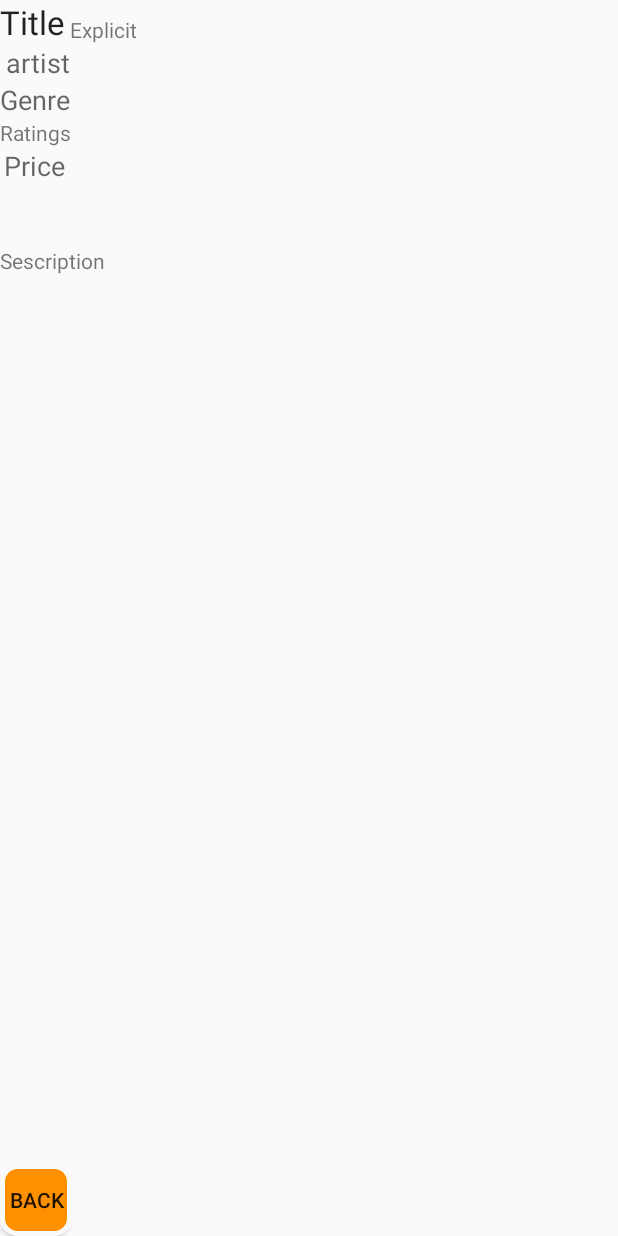
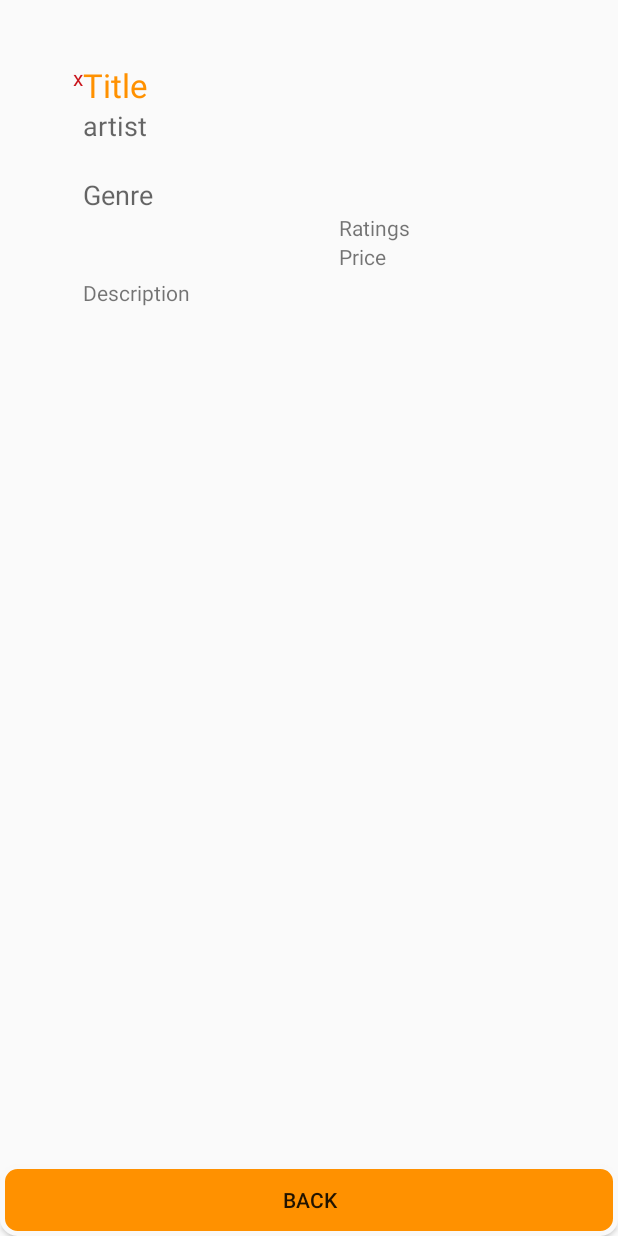
Before and after one commit to jorgeavaldez/cse3345-final, an Android app: the layout music_advanced.xml on its own in the app's theme, with its tools: preview values and no code run, on a phone screen of 412 x 824 dp. Run offline under Robolectric (Android 15) with nearby library versions, the phone set to English and light mode, and no system bars.

Commit message:
change the single view layout

```diff
--- a/app/src/main/res/layout/music_advanced.xml
+++ b/app/src/main/res/layout/music_advanced.xml
@@ -20,7 +20,7 @@
             android:text="artist"
             android:id="@+id/artist_music"
             android:layout_below="@+id/title_music"
-            android:layout_toStartOf="@+id/explicit_music" />
+            android:layout_alignStart="@+id/title_music" />
 
         <TextView
             android:layout_width="wrap_content"
@@ -28,42 +28,38 @@
             android:textAppearance="?android:attr/textAppearanceLarge"
             android:text="Title"
             android:id="@+id/title_music"
-            android:layout_alignParentTop="true"
-            android:layout_alignParentStart="true" />
+            android:textColor="@color/colorAccent"
+            android:layout_alignTop="@+id/explicit_music"
+            android:layout_alignStart="@+id/genre_music" />
 
         <TextView
             android:layout_width="wrap_content"
             android:layout_height="wrap_content"
             android:textAppearance="?android:attr/textAppearanceSmall"
-            android:text="Explicit"
+            android:text="x"
             android:id="@+id/explicit_music"
-            android:layout_above="@+id/artist_music"
-            android:layout_toEndOf="@+id/genre_music" />
+            android:layout_alignTop="@+id/picture_music"
+            android:layout_toStartOf="@+id/title_music"
+            android:textColor="#C9151C"
+            android:textIsSelectable="true" />
 
-        <TextView
-            android:layout_width="wrap_content"
-            android:layout_height="wrap_content"
-            android:textAppearance="?android:attr/textAppearanceMedium"
-            android:text="Price"
-            android:id="@+id/price_music"
-            android:layout_below="@+id/rating_music"
-            android:layout_alignEnd="@+id/title_music" />
         <TextView
             android:layout_width="wrap_content"
             android:layout_height="wrap_content"
             android:text="Ratings"
             android:id="@+id/rating_music"
-            android:layout_below="@+id/genre_music"
-            android:layout_alignParentStart="true" />
+            android:layout_below="@+id/picture_music"
+            android:layout_alignStart="@+id/picture_music" />
 
         <TextView
             android:layout_width="wrap_content"
             android:layout_height="wrap_content"
-            android:text="Sescription"
+            android:text="Description"
             android:id="@+id/description_music"
-            android:layout_marginTop="41dp"
-            android:layout_below="@+id/price_music"
-            android:layout_alignParentStart="true" />
+            android:layout_marginTop="24dp"
+            android:layout_alignParentStart="true"
+            android:layout_marginStart="55dp"
+            android:layout_below="@+id/rating_music" />
 
         <TextView
             android:layout_width="wrap_content"
@@ -71,15 +67,17 @@
             android:textAppearance="?android:attr/textAppearanceMedium"
             android:text="Genre"
             android:id="@+id/genre_music"
-            android:layout_below="@+id/artist_music" />
+            android:layout_above="@+id/rating_music"
+            android:layout_alignStart="@+id/description_music" />" />
 
         <ImageView
             android:layout_width="150px"
             android:layout_height="150px"
             android:id="@+id/picture_music"
+            android:layout_marginTop="42dp"
             android:layout_alignParentTop="true"
             android:layout_alignParentEnd="true"
-            android:layout_marginEnd="94dp" />
+            android:layout_marginEnd="86dp" />
 
         <Button
             style="?android:attr/buttonStyleSmall"
@@ -89,7 +87,17 @@
             android:id="@+id/button13"
             android:layout_alignParentBottom="true"
             android:layout_alignParentStart="true"
-            android:background="@drawable/drawables"/>
+            android:background="@drawable/drawables"
+            android:layout_alignParentEnd="true" />
+
+        <TextView
+            android:layout_width="wrap_content"
+            android:layout_height="wrap_content"
+            android:textAppearance="?android:attr/textAppearanceSmall"
+            android:text="Price"
+            android:id="@+id/music_price"
+            android:layout_below="@+id/rating_music"
+            android:layout_alignStart="@+id/rating_music" />
 
 
     </RelativeLayout>
```
